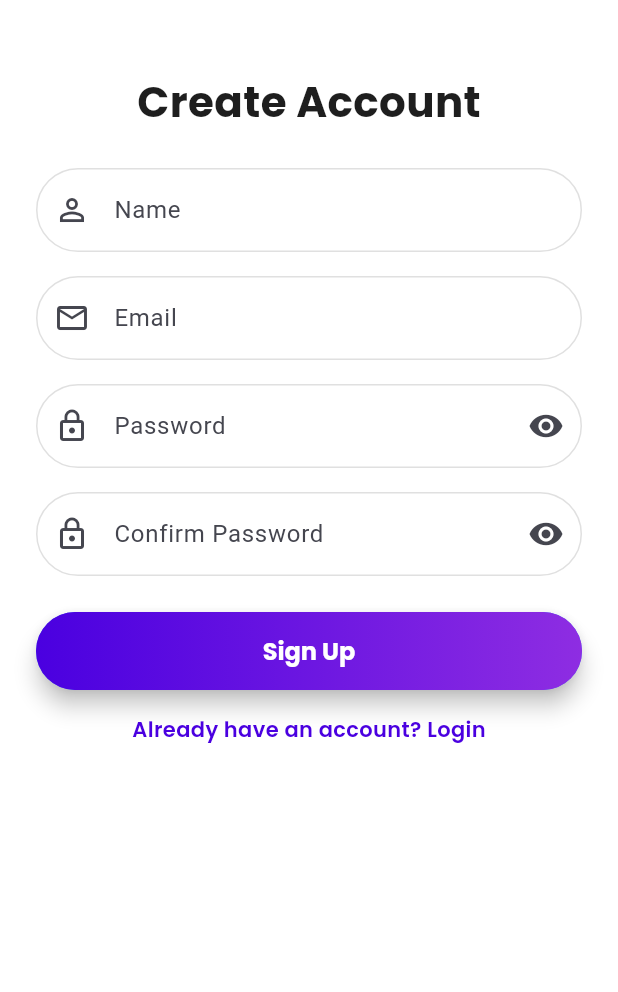
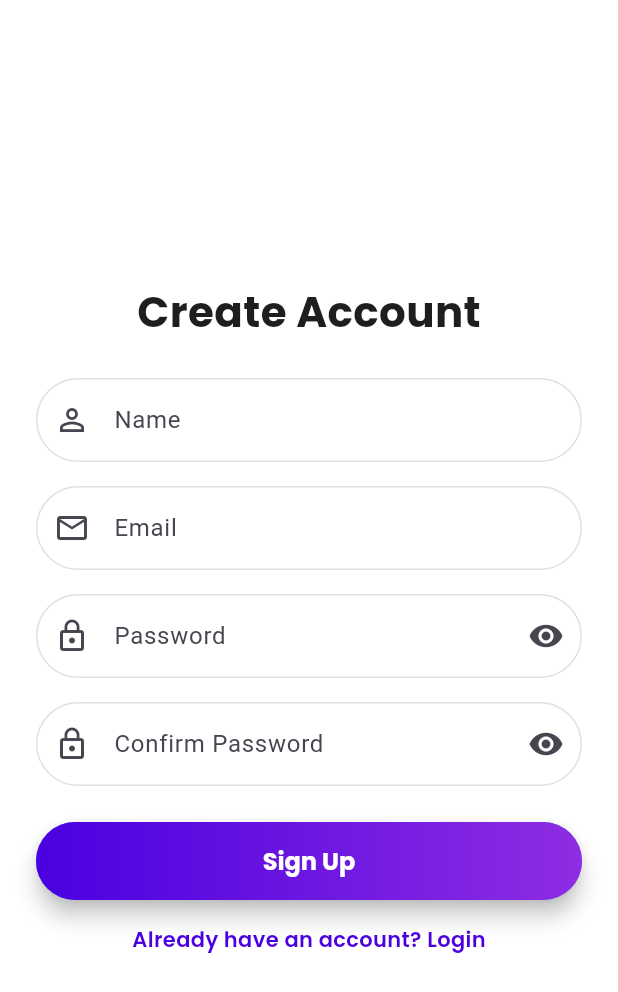
Before and after one commit to Glorycodess/bookswap, a Flutter app: the LoginScreen screen opened by its route, after a tap on "Login", after a tap on "Don't have an account? Sign up", on a phone screen of 412 x 824 dp. Shown: the top 992 px of the screen. Run offline on Flutter 3.47's test engine with Material 3 defaults, Android fonts, the phone set to English and light mode, and no system bars; our stand-ins replace cloud_firestore, firebase_auth, firebase_core, firebase_storage, google_fonts, image_picker and 1 more; accounts and stored records are empty.

Commit message:
login and signup screens

```diff
--- a/lib/screens/login_screen.dart
+++ b/lib/screens/login_screen.dart
@@ -60,14 +60,15 @@ class _LoginScreenState extends State<LoginScreen> {
     return Scaffold(
       backgroundColor: Colors.white,
       body: SafeArea(
+        child: Center(
           child: SingleChildScrollView(
-          padding: const EdgeInsets.symmetric(horizontal: 24, vertical: 24),
+            padding: const EdgeInsets.all(24),
             child: Form(
               key: _formKey,
               child: Column(
+                mainAxisSize: MainAxisSize.min,
                 crossAxisAlignment: CrossAxisAlignment.stretch,
                 children: [
-                const SizedBox(height: 24),
                   Center(
                     child: Text('Welcome back', style: GoogleFonts.poppins(fontSize: 28, fontWeight: FontWeight.w700)),
                   ),
@@ -137,6 +138,7 @@ class _LoginScreenState extends State<LoginScreen> {
             ),
           ),
         ),
+      ),
     );
   }
 }
--- a/lib/screens/signup_screen.dart
+++ b/lib/screens/signup_screen.dart
@@ -28,16 +28,6 @@ class _SignupScreenState extends State<SignupScreen> {
     super.dispose();
   }
 
-  Route _slideTo(Widget page) => PageRouteBuilder(
-        pageBuilder: (_, __, ___) => page,
-        transitionsBuilder: (_, animation, __, child) {
-          final offset = Tween(begin: const Offset(1, 0), end: Offset.zero).animate(animation);
-          final fade = CurvedAnimation(parent: animation, curve: Curves.easeOut);
-          return SlideTransition(position: offset, child: FadeTransition(opacity: fade, child: child));
-        },
-        transitionDuration: const Duration(milliseconds: 300),
-      );
-
   InputDecoration _dec(String label, IconData icon) => InputDecoration(
         labelText: label,
         prefixIcon: Icon(icon),
@@ -64,14 +54,15 @@ class _SignupScreenState extends State<SignupScreen> {
     return Scaffold(
       backgroundColor: Colors.white,
       body: SafeArea(
+        child: Center(
           child: SingleChildScrollView(
-          padding: const EdgeInsets.symmetric(horizontal: 24, vertical: 24),
+            padding: const EdgeInsets.all(24),
             child: Form(
               key: _formKey,
               child: Column(
+                mainAxisSize: MainAxisSize.min,
                 crossAxisAlignment: CrossAxisAlignment.stretch,
                 children: [
-                const SizedBox(height: 24),
                   Center(
                     child: Text(
                       'Create Account',
@@ -173,6 +164,7 @@ class _SignupScreenState extends State<SignupScreen> {
             ),
           ),
         ),
+      ),
     );
   }
 }
```
Lines whose indentation alone changed are shown as unchanged.
